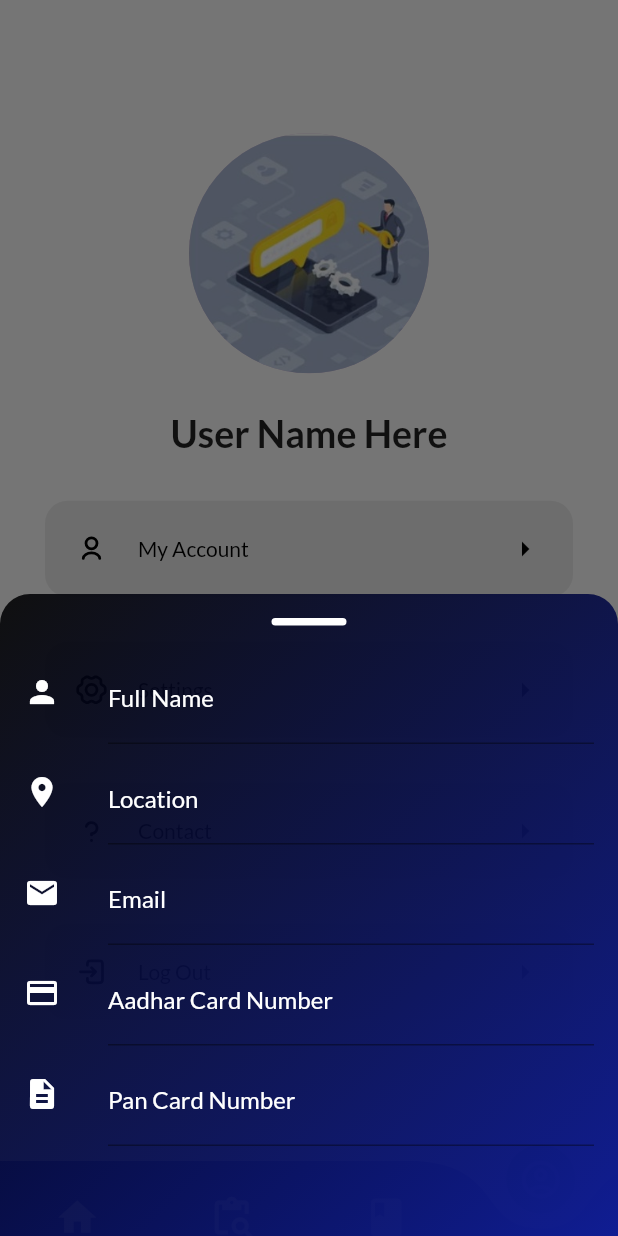
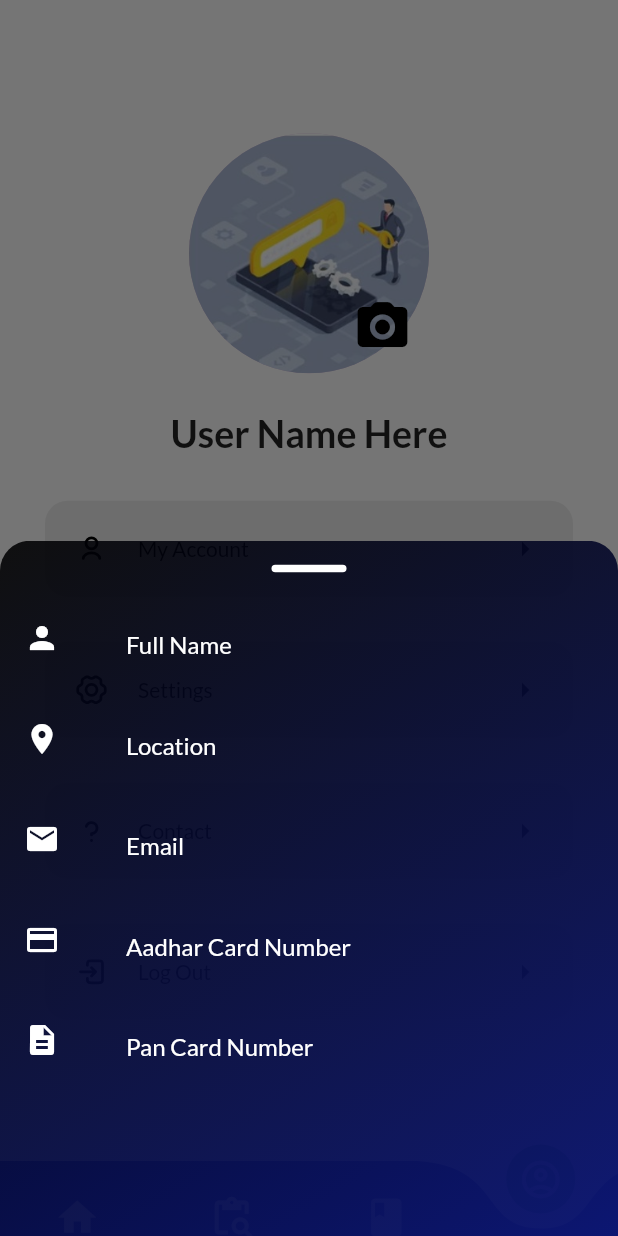
Before and after one commit to Sadiya321/finkin_credential, a Flutter app: the screen it shows after launch, item 4 of the bottom bar chosen, after a tap on "My Account", on a phone screen of 412 x 824 dp. Run offline on Flutter 3.47's test engine with Material 2 defaults, Android fonts, the light colour scheme and no system bars; drawn by our look-alikes of curved_navigation_bar; our stand-ins replace carousel_slider, country_picker, flutter_svg, google_fonts, image_picker, pinput and 1 more; missing offline and left inert: horizontal_stepper_flutter.

Commit message:
sad16/11

```diff
--- a/lib/pages/home_screen/account_screen.dart
+++ b/lib/pages/home_screen/account_screen.dart
@@ -1,8 +1,11 @@
+import 'dart:io';
+
 import 'package:finkin_credential/res/app_color/app_color.dart';
 import 'package:finkin_credential/res/image_asset/image_asset.dart';
 import 'package:finkin_credential/shared/widgets/Account_Tracking_Widget/accout_track.dart';
 import 'package:flutter/material.dart';
 import 'package:flutter/services.dart';
+import 'package:image_picker/image_picker.dart';
 
 class AccountScreen extends StatefulWidget {
   const AccountScreen({super.key});
@@ -11,6 +14,19 @@ class AccountScreen extends StatefulWidget {
 }
 
 class _AccountScreenState extends State<AccountScreen> {
+  File? _selectedImage;
+
+  void _openGallery() async {
+    final picker = ImagePicker();
+    final pickedFile = await picker.pickImage(source: ImageSource.gallery);
+
+    if (pickedFile != null) {
+      setState(() {
+        _selectedImage = File(pickedFile.path);
+      });
+      print('Image selected: ${pickedFile.path}');
+    }
+  }
 
   @override
   Widget build(BuildContext context) {
@@ -43,13 +59,37 @@ class _AccountScreenState extends State<AccountScreen> {
                   child: SingleChildScrollView(
                     child: Column(
                       children: [
-                        InkWell(
+                        Stack(
+                          alignment: Alignment.bottomRight,
+                          children: [
+                            GestureDetector(
+                              onTap: _openGallery,
                               child: Container(
-                            child: const CircleAvatar(
-                              backgroundImage: AssetImage(ImageAsset.pop),
+                                child: _selectedImage != null
+                                    ? CircleAvatar(
+                                        backgroundImage:
+                                            FileImage(_selectedImage!),
+                                        radius: 80,
+                                      )
+                                    : const CircleAvatar(
+                                        backgroundImage:
+                                            AssetImage(ImageAsset.pop),
                                         radius: 80,
                                       ),
                               ),
+                            ),
+                            GestureDetector(
+                              onTap: _openGallery,
+                              child: const Padding(
+                                padding: EdgeInsets.all(11.0),
+                                child: Icon(
+                                  Icons.camera_alt_rounded,
+                                  color: Colors.black,
+                                  size: 40.0,
+                                ),
+                              ),
+                            ),
+                          ],
                         ),
                         const SizedBox(height: 25),
                         const Text(
@@ -71,7 +111,6 @@ class _AccountScreenState extends State<AccountScreen> {
                                   _showAccountInfoBottomSheet(context);
                                 },
                               ),
-
                               const SizedBox(height: 10),
                               Accounttrack(
                                   icon: ImageAsset.settings,
@@ -85,7 +124,6 @@ class _AccountScreenState extends State<AccountScreen> {
                                     //   ),
                                     // );
                                   }),
-                              //Help
                               const SizedBox(height: 10),
                               Accounttrack(
                                 icon: ImageAsset.contact,
@@ -94,7 +132,6 @@ class _AccountScreenState extends State<AccountScreen> {
                                   _showContactInfoBottomSheet(context);
                                 },
                               ),
-                              //LogOut
                               const SizedBox(height: 10),
                               Accounttrack(
                                 icon: ImageAsset.logout,
@@ -183,7 +220,9 @@ class _AccountScreenState extends State<AccountScreen> {
       context: context,
       backgroundColor: Colors.transparent,
       builder: (BuildContext context) {
-        return Container(
+        return SingleChildScrollView(
+          child: Container(
+            height: MediaQuery.of(context).size.height * 0.8,
             decoration: const BoxDecoration(
               color: Colors.transparent,
             ),
@@ -226,8 +265,15 @@ class _AccountScreenState extends State<AccountScreen> {
                       decoration: InputDecoration(
                         labelText: "Full Name",
                         labelStyle: TextStyle(color: Colors.white),
+                        focusedBorder: OutlineInputBorder(
+                          borderSide: BorderSide(color: Colors.white),
+                        ),
+                        enabledBorder: OutlineInputBorder(
+                          borderSide: BorderSide(color: Colors.transparent),
+                        ),
                       ),
                       style: TextStyle(color: Colors.white),
+                      cursorColor: Colors.white,
                     ),
                   ),
                   const ListTile(
@@ -239,9 +285,15 @@ class _AccountScreenState extends State<AccountScreen> {
                       decoration: InputDecoration(
                         labelText: "Location",
                         labelStyle: TextStyle(color: Colors.white),
+                        focusedBorder: OutlineInputBorder(
+                          borderSide: BorderSide(color: Colors.white),
+                        ),
+                        enabledBorder: OutlineInputBorder(
+                          borderSide: BorderSide(color: Colors.transparent),
+                        ),
                       ),
                       style: TextStyle(color: Colors.white),
-                    keyboardType: TextInputType.text,
+                      cursorColor: Colors.white,
                     ),
                   ),
                   const ListTile(
@@ -250,8 +302,15 @@ class _AccountScreenState extends State<AccountScreen> {
                       decoration: InputDecoration(
                         labelText: "Email",
                         labelStyle: TextStyle(color: Colors.white),
+                        focusedBorder: OutlineInputBorder(
+                          borderSide: BorderSide(color: Colors.white),
+                        ),
+                        enabledBorder: OutlineInputBorder(
+                          borderSide: BorderSide(color: Colors.transparent),
+                        ),
                       ),
                       style: TextStyle(color: Colors.white),
+                      cursorColor: Colors.white,
                     ),
                   ),
                   const ListTile(
@@ -263,9 +322,15 @@ class _AccountScreenState extends State<AccountScreen> {
                       decoration: InputDecoration(
                         labelText: "Aadhar Card Number",
                         labelStyle: TextStyle(color: Colors.white),
+                        focusedBorder: OutlineInputBorder(
+                          borderSide: BorderSide(color: Colors.white),
+                        ),
+                        enabledBorder: OutlineInputBorder(
+                          borderSide: BorderSide(color: Colors.transparent),
+                        ),
                       ),
                       style: TextStyle(color: Colors.white),
-                    keyboardType: TextInputType.number,
+                      cursorColor: Colors.white,
                     ),
                   ),
                   const ListTile(
@@ -277,13 +342,20 @@ class _AccountScreenState extends State<AccountScreen> {
                       decoration: InputDecoration(
                         labelText: "Pan Card Number",
                         labelStyle: TextStyle(color: Colors.white),
+                        focusedBorder: OutlineInputBorder(
+                          borderSide: BorderSide(color: Colors.white),
+                        ),
+                        enabledBorder: OutlineInputBorder(
+                          borderSide: BorderSide(color: Colors.transparent),
+                        ),
                       ),
                       style: TextStyle(color: Colors.white),
-                    keyboardType: TextInputType.text,
+                      cursorColor: Colors.white,
                     ),
                   ),
-                const SizedBox(height: 56),
+                  const SizedBox(height: 66),
                 ],
+              ),
             ),
           ),
         );
@@ -331,7 +403,7 @@ class _AccountScreenState extends State<AccountScreen> {
                 Padding(
                   padding: const EdgeInsets.all(12.0),
                   child: Center(
-                  child: Container(
+                    child: SizedBox(
                       height: 150,
                       width: double.infinity,
                       child: Image.asset(
@@ -375,7 +447,6 @@ class _AccountScreenState extends State<AccountScreen> {
                         style: TextStyle(color: AppColor.textdivider),
                       ),
                       trailing: GestureDetector(
-
                         child: const Icon(
                           Icons.phone_outlined,
                           color: AppColor.primary,
--- a/lib/pages/home_screen/home_screen.dart
+++ b/lib/pages/home_screen/home_screen.dart
@@ -4,12 +4,13 @@ import 'package:finkin_credential/res/app_color/app_color.dart';
 import 'package:flutter/material.dart';
 
 class HomeScreen extends StatefulWidget {
-  HomeScreen({Key? key}) : super(key: key);
+  const HomeScreen({Key? key}) : super(key: key);
 
   @override
   State<HomeScreen> createState() => _HomeScreenState();
 }
 class _HomeScreenState extends State<HomeScreen> {
+
   List<String> imagePaths = [
     'assets/images/caros.jpg',
     'assets/images/money.jpg',
```
Lines whose indentation alone changed are shown as unchanged.
